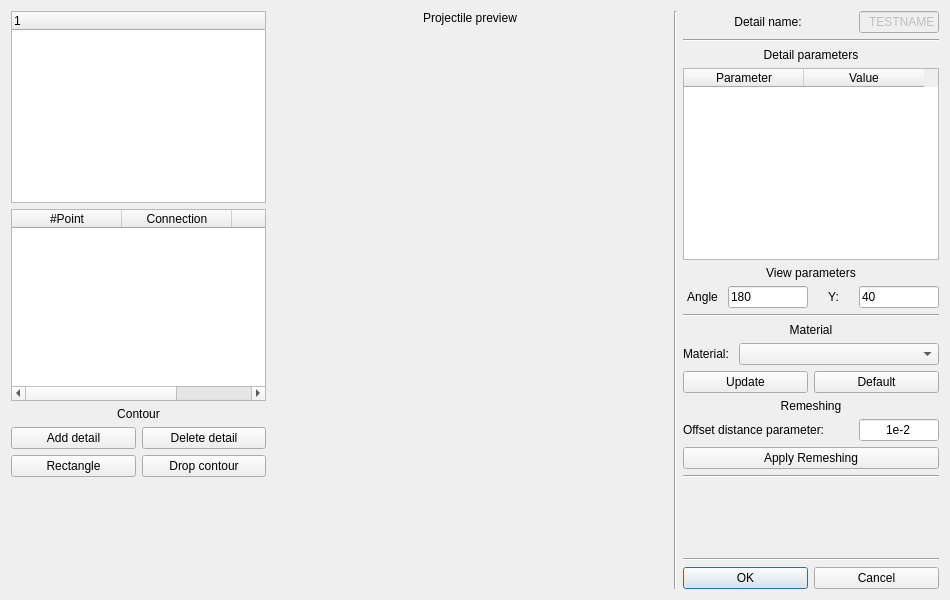
Qt form UI/addproj.ui (bakeryproducts/ConstructorM4) before a commit.
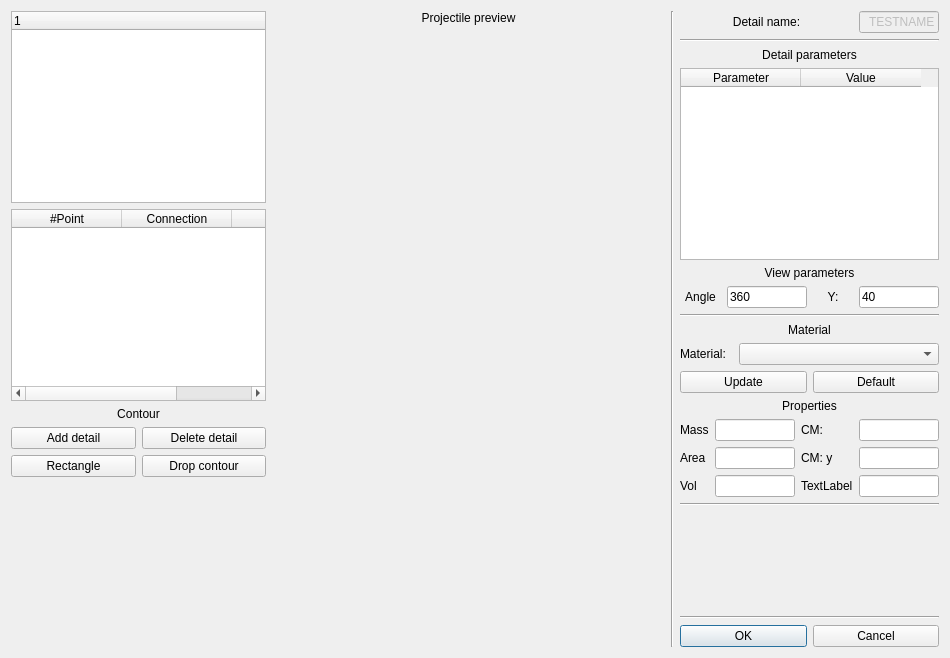
The same form after that commit. Icons and pictures are not drawn.

Commit message: grid n properties

Patch:
```diff
--- a/UI/addproj.ui
+++ b/UI/addproj.ui
@@ -7,7 +7,7 @@
     <x>0</x>
     <y>0</y>
     <width>950</width>
-    <height>600</height>
+    <height>658</height>
    </rect>
   </property>
   <property name="minimumSize">
@@ -326,7 +326,7 @@
           </size>
          </property>
          <property name="text">
-          <string>180</string>
+          <string>360</string>
          </property>
         </widget>
        </item>
@@ -444,7 +444,7 @@
      <item>
       <widget class="QLabel" name="label_12">
        <property name="text">
-        <string>Remeshing</string>
+        <string>Properties</string>
        </property>
        <property name="alignment">
         <set>Qt::AlignCenter</set>
@@ -452,16 +452,16 @@
       </widget>
      </item>
      <item>
-      <layout class="QHBoxLayout" name="horizontalLayout_10">
-       <item>
-        <widget class="QLabel" name="label_13">
+      <layout class="QGridLayout" name="gridLayout">
+       <item row="0" column="0">
+        <widget class="QLabel" name="label">
          <property name="text">
-          <string>Offset distance parameter:</string>
+          <string>Mass</string>
          </property>
         </widget>
        </item>
-       <item>
-        <widget class="QLineEdit" name="ln_remesh">
+       <item row="0" column="1">
+        <widget class="QLineEdit" name="lineEdit">
          <property name="sizePolicy">
           <sizepolicy hsizetype="Minimum" vsizetype="Fixed">
            <horstretch>0</horstretch>
@@ -474,33 +474,125 @@
            <height>16777215</height>
           </size>
          </property>
+        </widget>
+       </item>
+       <item row="0" column="2">
+        <widget class="QLabel" name="label_5">
          <property name="text">
-          <string>1e-2</string>
+          <string>CM:</string>
          </property>
-         <property name="alignment">
-          <set>Qt::AlignCenter</set>
+        </widget>
+       </item>
+       <item row="1" column="0">
+        <widget class="QLabel" name="label_3">
+         <property name="text">
+          <string>Area</string>
+         </property>
+        </widget>
+       </item>
+       <item row="2" column="0">
+        <widget class="QLabel" name="label_4">
+         <property name="text">
+          <string>Vol</string>
+         </property>
+        </widget>
+       </item>
+       <item row="2" column="2">
+        <widget class="QLabel" name="label_9">
+         <property name="text">
+          <string>TextLabel</string>
+         </property>
+        </widget>
+       </item>
+       <item row="2" column="1">
+        <widget class="QLineEdit" name="lineEdit_3">
+         <property name="sizePolicy">
+          <sizepolicy hsizetype="Minimum" vsizetype="Fixed">
+           <horstretch>0</horstretch>
+           <verstretch>0</verstretch>
+          </sizepolicy>
+         </property>
+         <property name="maximumSize">
+          <size>
+           <width>80</width>
+           <height>16777215</height>
+          </size>
+         </property>
+        </widget>
+       </item>
+       <item row="1" column="1">
+        <widget class="QLineEdit" name="lineEdit_2">
+         <property name="sizePolicy">
+          <sizepolicy hsizetype="Minimum" vsizetype="Fixed">
+           <horstretch>0</horstretch>
+           <verstretch>0</verstretch>
+          </sizepolicy>
+         </property>
+         <property name="maximumSize">
+          <size>
+           <width>80</width>
+           <height>16777215</height>
+          </size>
+         </property>
+        </widget>
+       </item>
+       <item row="1" column="2">
+        <widget class="QLabel" name="label_6">
+         <property name="text">
+          <string>CM: y</string>
+         </property>
+        </widget>
+       </item>
+       <item row="0" column="3">
+        <widget class="QLineEdit" name="lineEdit_4">
+         <property name="sizePolicy">
+          <sizepolicy hsizetype="Minimum" vsizetype="Fixed">
+           <horstretch>0</horstretch>
+           <verstretch>0</verstretch>
+          </sizepolicy>
+         </property>
+         <property name="maximumSize">
+          <size>
+           <width>80</width>
+           <height>16777215</height>
+          </size>
+         </property>
+        </widget>
+       </item>
+       <item row="1" column="3">
+        <widget class="QLineEdit" name="lineEdit_5">
+         <property name="sizePolicy">
+          <sizepolicy hsizetype="Minimum" vsizetype="Fixed">
+           <horstretch>0</horstretch>
+           <verstretch>0</verstretch>
+          </sizepolicy>
+         </property>
+         <property name="maximumSize">
+          <size>
+           <width>80</width>
+           <height>16777215</height>
+          </size>
+         </property>
+        </widget>
+       </item>
+       <item row="2" column="3">
+        <widget class="QLineEdit" name="lineEdit_6">
+         <property name="sizePolicy">
+          <sizepolicy hsizetype="Minimum" vsizetype="Fixed">
+           <horstretch>0</horstretch>
+           <verstretch>0</verstretch>
+          </sizepolicy>
+         </property>
+         <property name="maximumSize">
+          <size>
+           <width>80</width>
+           <height>16777215</height>
+          </size>
          </property>
         </widget>
        </item>
       </layout>
      </item>
-     <item>
-      <widget class="QPushButton" name="btn_remesh">
-       <property name="sizePolicy">
-        <sizepolicy hsizetype="Minimum" vsizetype="Fixed">
-         <horstretch>0</horstretch>
-         <verstretch>0</verstretch>
-        </sizepolicy>
-       </property>
-       <property name="text">
-        <string>Apply Remeshing</string>
-       </property>
-       <property name="icon">
-        <iconset resource="Resourses/res.qrc">
-         <normaloff>:/TBicons/ico/clock.ico</normaloff>:/TBicons/ico/clock.ico</iconset>
-       </property>
-      </widget>
-     </item>
      <item>
       <widget class="Line" name="line_2">
        <property name="orientation">
```
The commit also changes 7 other files.
